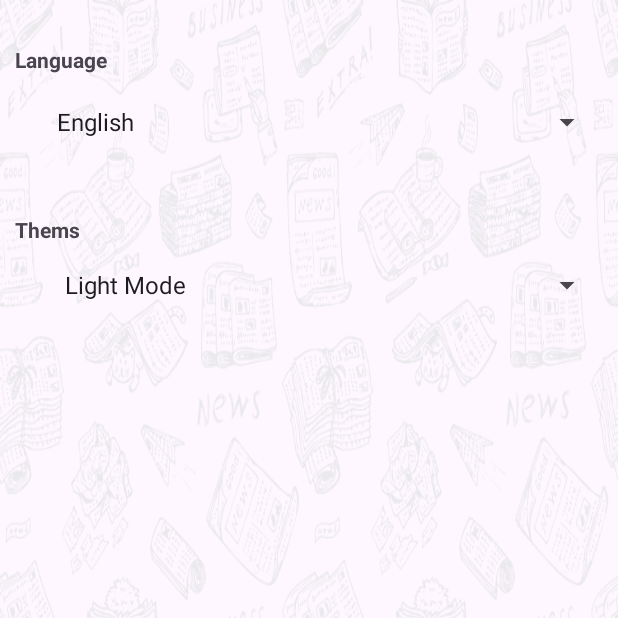
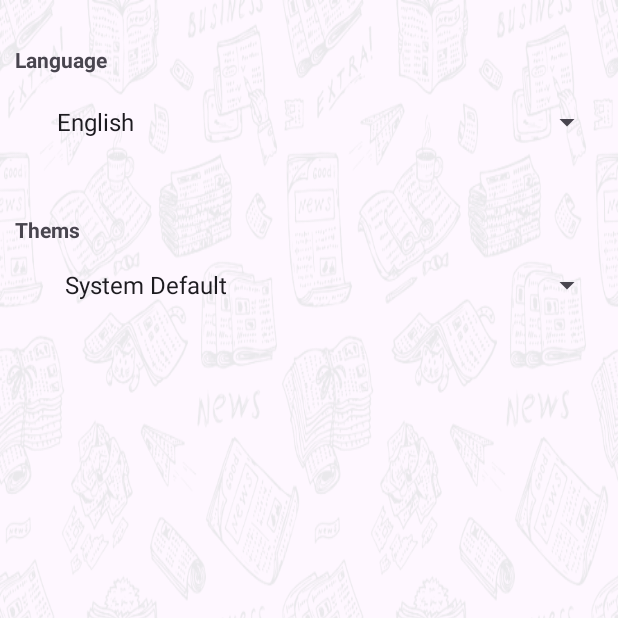
Before and after one commit to mohamedibrahemanwar/News_Application, an Android app: the screen it shows after launch (SettingsActivity), in the side drawer, after a tap on "settings", on a phone screen of 412 x 824 dp, the top half of it. Run offline under Robolectric (Android 15) with nearby library versions, the phone set to English and light mode, and no system bars.

Commit message:
/ Changes

```diff
--- a/app/src/main/java/com/example/newsapp/api/ApiManger.kt
+++ b/app/src/main/java/com/example/newsapp/api/ApiManger.kt
@@ -9,7 +9,7 @@ object ApiManger {
 
     private fun getInstance() : Retrofit{
         if (retrofit==null){
-            retrofit = Retrofit.Builder().baseUrl("https://newsapi.org/")
+            retrofit = Retrofit.Builder().baseUrl(Constant.baseURL)
                 .addConverterFactory(GsonConverterFactory.create())
                 .build()
         }
--- a/app/src/main/java/com/example/newsapp/api/Constant.kt
+++ b/app/src/main/java/com/example/newsapp/api/Constant.kt
@@ -1,6 +1,7 @@
 package com.example.newsapp.api
 
 object Constant {
+    const val baseURL = "https://newsapi.org/"
     const val apiKey = "89fbd06d03cd4371bdd788560ce3a745"
     const val OBJ_KEY = "OBJ_KEY"
 }
--- a/app/src/main/java/com/example/newsapp/api/WebServices.kt
+++ b/app/src/main/java/com/example/newsapp/api/WebServices.kt
@@ -8,7 +8,7 @@ import retrofit2.http.Query
 
 interface WebServices {
     @GET("v2/top-headlines/sources")
-    fun getSoucrces( @Query("apiKey") apiKey:String = Constant.apiKey ): Call<SourcesResponse>
+    fun getSources(@Query("apiKey") apiKey:String = Constant.apiKey ): Call<SourcesResponse>
 
     @GET("v2/everything")
     fun getNews(@Query("apiKey") apiKey: String = Constant.apiKey,
--- a/app/src/main/java/com/example/newsapp/ui/home/SettingsActivity.kt
+++ b/app/src/main/java/com/example/newsapp/ui/home/SettingsActivity.kt
@@ -1,5 +1,7 @@
 package com.example.newsapp.ui.home
 
+import android.content.Context
+import android.content.SharedPreferences
 import androidx.appcompat.app.AppCompatActivity
 import android.os.Bundle
 import android.view.View
@@ -11,22 +13,24 @@ import com.example.newsapp.databinding.ActivitySettingsBinding
 
 class SettingsActivity : AppCompatActivity() {
     lateinit var viewBinding: ActivitySettingsBinding
+    private var currentTheme = AppCompatDelegate.MODE_NIGHT_FOLLOW_SYSTEM
+
     override fun onCreate(savedInstanceState: Bundle?) {
         super.onCreate(savedInstanceState)
 
         viewBinding = ActivitySettingsBinding.inflate(layoutInflater)
         setContentView(viewBinding.root)
+        //sharedPreferences = getSharedPreferences("AppPrefs", Context.MODE_PRIVATE)
+
         initLanguage()
         initThems()
-
-
 
 
     }
 
     private fun initThems() {
-        val themsItem = arrayOf("Light Mode", "Dark Mode")
-        val themsAdapter = ArrayAdapter(this, android.R.layout.simple_spinner_item, themsItem)
+        val themeItems = arrayOf("System Default", "Light Mode", "Dark Mode")
+        val themsAdapter = ArrayAdapter(this, android.R.layout.simple_spinner_item, themeItems)
 
         viewBinding.spinnerThems.apply {
             viewBinding.spinnerThems.adapter = themsAdapter
@@ -35,18 +39,25 @@ class SettingsActivity : AppCompatActivity() {
                     //fix error
                     when (p2) {
                         0 -> {
-                                // Light Mode
-                                AppCompatDelegate.setDefaultNightMode(AppCompatDelegate.MODE_NIGHT_NO)
-                               viewBinding. darkenView.visibility = View.GONE
+                            // System Default (Follow system settings)
+                            currentTheme = AppCompatDelegate.MODE_NIGHT_FOLLOW_SYSTEM
                         }
                         1 -> {
+                            // Light Mode
+                            currentTheme = AppCompatDelegate.MODE_NIGHT_NO
+                        }
+                        2 -> {
                             // Dark Mode
-                                AppCompatDelegate.setDefaultNightMode(AppCompatDelegate.MODE_NIGHT_YES)
-                               viewBinding. darkenView.visibility = View.VISIBLE
+                            currentTheme = AppCompatDelegate.MODE_NIGHT_YES
                         }
+                    }
+                    AppCompatDelegate.setDefaultNightMode(currentTheme)
+                    delegate.applyDayNight()
 
+                    viewBinding.darkenView.visibility =
+                        if (currentTheme == AppCompatDelegate.MODE_NIGHT_YES) View.VISIBLE else View.GONE
+                    setSelection(p2)
 
-                    }
                 }
 
                 override fun onNothingSelected(p0: AdapterView<*>?) {
@@ -67,8 +78,8 @@ class SettingsActivity : AppCompatActivity() {
                 override fun onItemSelected(p0: AdapterView<*>?, p1: View?, p2: Int, p3: Long) {
                     if (languageItem[p2].equals("Arabic")) {
                     }
-                    Toast.makeText(this@SettingsActivity, languageItem[p2], Toast.LENGTH_LONG)
-                        .show()
+//                    Toast.makeText(this@SettingsActivity, languageItem[p2], Toast.LENGTH_LONG)
+//                        .show()
                 }
 
                 override fun onNothingSelected(p0: AdapterView<*>?) {
--- a/app/src/main/java/com/example/newsapp/ui/home/news/NewsViewModel.kt
+++ b/app/src/main/java/com/example/newsapp/ui/home/news/NewsViewModel.kt
@@ -22,7 +22,7 @@ class NewsViewModel : ViewModel() {
         shouldShowLoading.postValue(true)
         ApiManger
             .getApis()
-            .getSoucrces()
+            .getSources()
             .enqueue(object : Callback<SourcesResponse> {
                 override fun onFailure(call: Call<SourcesResponse>, t: Throwable) {
                     shouldShowLoading.postValue(false)
```
Lines whose indentation alone changed are shown as unchanged.
